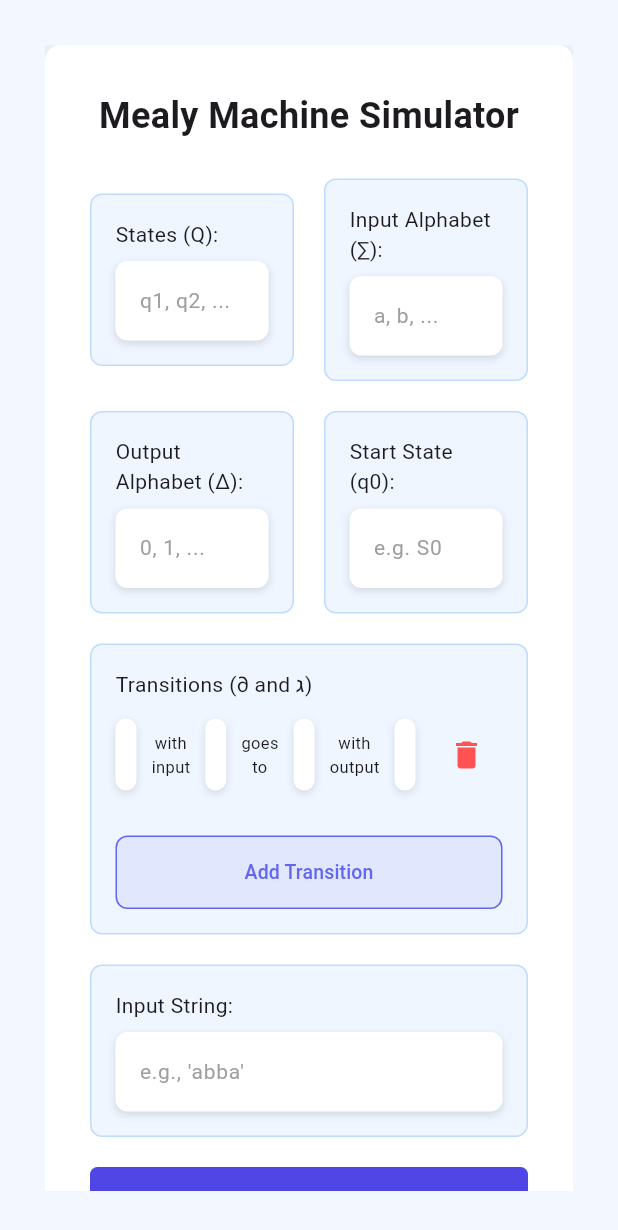
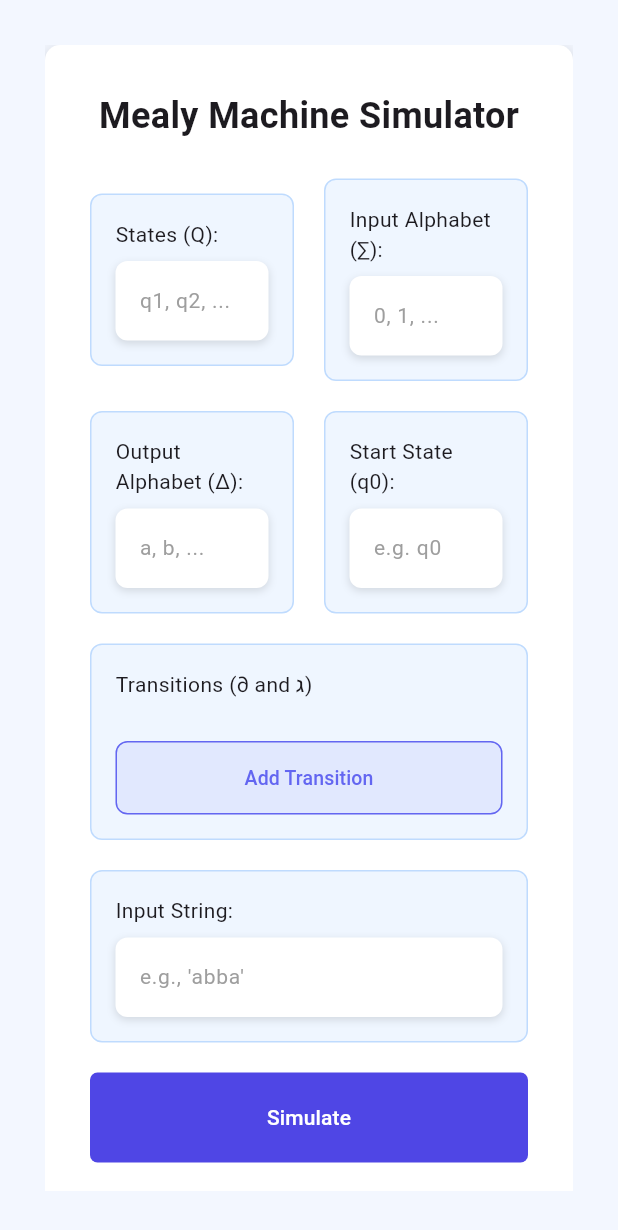
Before and after one commit to p-ragudo/Mealy-Machine, a Flutter app: the screen it shows after launch, on a phone screen of 412 x 824 dp. Shown: the top 1230 px of the screen. Run offline on Flutter 3.47's test engine with Material 3 defaults, Android fonts, the light colour scheme and no system bars.

Commit message:
13:42 14/09/2025 update

```diff
--- a/lib/home.dart
+++ b/lib/home.dart
@@ -138,7 +138,7 @@ class _HomeState extends State<Home> {
                     ),
                     SizedBox(width: _textContainerSpacing),
                     Expanded(
-                      child: _textContainer("Input Alphabet (∑):", "a, b, ...", (value) {
+                      child: _textContainer("Input Alphabet (∑):", "0, 1, ...", (value) {
                         setState(() {
                           _inputAlphabet = _appendInputToList(_inputAlphabet, value);
                           _updateToggleFieldInitValues();
@@ -151,7 +151,7 @@ class _HomeState extends State<Home> {
                 Row(
                   children: [
                     Expanded(
-                      child: _textContainer("Output Alphabet (∆):", "0, 1, ...", (value) {
+                      child: _textContainer("Output Alphabet (∆):", "a, b, ...", (value) {
                         setState(() {
                           _outputAlphabet = _appendInputToList(_outputAlphabet, value);
                           _updateToggleFieldInitValues();
@@ -160,7 +160,7 @@ class _HomeState extends State<Home> {
                     ),
                     SizedBox(width: _textContainerSpacing),
                     Expanded(
-                      child: _textContainer("Start State (q0):", "e.g. S0", (value) {
+                      child: _textContainer("Start State (q0):", "e.g. q0", (value) {
                         setState(() {
                           _startState = value;
                           _updateToggleFieldInitValues();
@@ -173,14 +173,7 @@ class _HomeState extends State<Home> {
                 SizedBox(height: _textContainerSpacing),
 
                 TransitionWindow(
-                  transitionRows: _transitionRows.isEmpty
-                      ? [TransitionRowDataContainer(
-                    fromState: TransitionToggleFieldDataContainer(initValue: "", options: [], onChanged: (val) {}),
-                    withInput: TransitionToggleFieldDataContainer(initValue: "", options: [], onChanged: (val) {}),
-                    toState: TransitionToggleFieldDataContainer(initValue: "", options: [], onChanged: (val) {}),
-                    withOutput: TransitionToggleFieldDataContainer(initValue: "", options: [], onChanged: (val) {}),
-                  )]
-                      : _transitionRows,
+                  transitionRows: _transitionRows,
                   toggleFieldInitValue: _toggleFieldInitValues ?? TransitionRowDataContainer(
                     fromState: TransitionToggleFieldDataContainer(initValue: "", options: [], onChanged: (val) {}),
                     withInput: TransitionToggleFieldDataContainer(initValue: "", options: [], onChanged: (val) {}),
--- a/lib/transition_window.dart
+++ b/lib/transition_window.dart
@@ -51,23 +51,9 @@ class _TransitionWindowState extends State<TransitionWindow> {
             style: TextStyle(fontSize: 14),
           ),
           SizedBox(height: 12),
-          ...(_transitionRows.isEmpty
-              ? [
-            // starting default empty row
-            _transitionRow(
-              data: TransitionRowDataContainer(
-                fromState: TransitionToggleFieldDataContainer(
-                    initValue: "", options: [], onChanged: (value) {}),
-                withInput: TransitionToggleFieldDataContainer(
-                    initValue: "", options: [], onChanged: (value) {}),
-                toState: TransitionToggleFieldDataContainer(
-                    initValue: "", options: [], onChanged: (value) {}),
-                withOutput: TransitionToggleFieldDataContainer(
-                    initValue: "", options: [], onChanged: (value) {}),
-              ),
-              index: -1,
-            ),
-          ]
+          ...(
+              _transitionRows.isEmpty
+              ? []
               : _transitionRows.asMap().entries.map((entry) {
             final index = entry.key;
             final rowData = entry.value;
@@ -75,7 +61,8 @@ class _TransitionWindowState extends State<TransitionWindow> {
               padding: const EdgeInsets.only(bottom: 15),
               child: _transitionRow(data: rowData, index: index),
             );
-          }).toList()),
+          }).toList()
+          ),
 
           SizedBox(height: 15),
 
```
